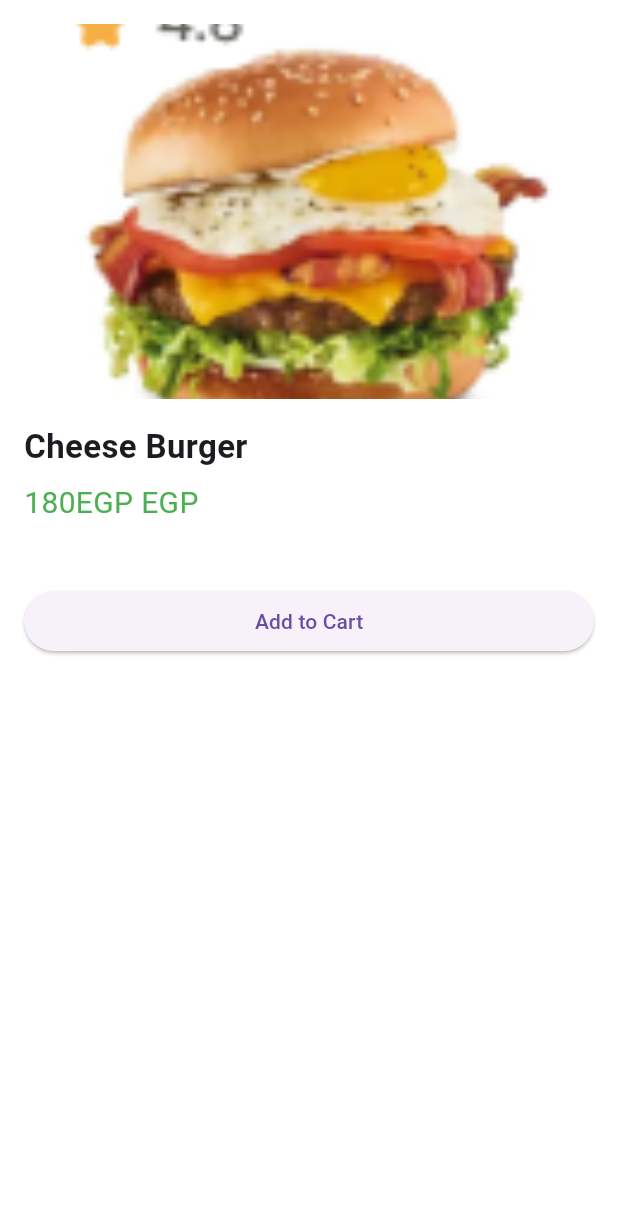
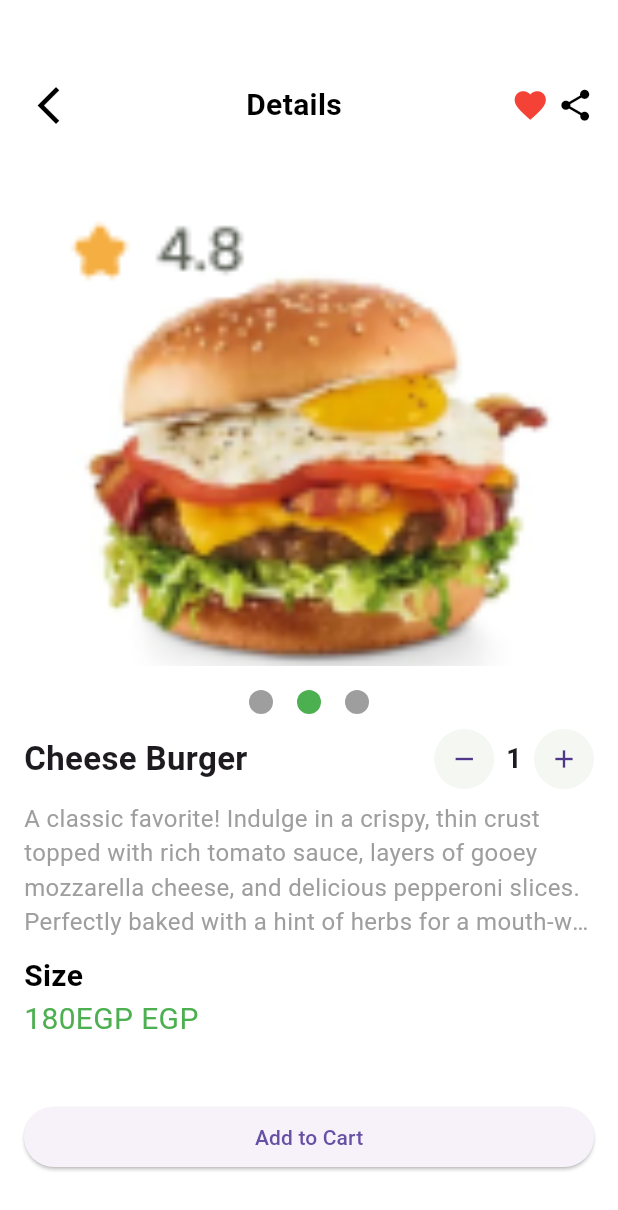
Before and after one commit to elshaarawy7/Zestora-App, a Flutter app: the ProductDetailsScreen screen opened directly with sample values from the repository, on a phone screen of 412 x 824 dp. Shown: the top 1210 px of the screen. Run offline on Flutter 3.47's test engine with Material 3 defaults, Android fonts, the light colour scheme and no system bars; our stand-ins replace go_router.

Commit message:
add widget quintity select

```diff
--- a/lib/futcher/ui/app/prodatct_detiles.dart
+++ b/lib/futcher/ui/app/prodatct_detiles.dart
@@ -1,5 +1,8 @@
 import 'package:flutter/material.dart';
+import 'package:go_router/go_router.dart';
+import 'package:zestora/core/utils/app_router.dart';
 import 'package:zestora/futcher/ui/model/prodact_model.dart';
+import 'package:zestora/futcher/ui/widgets/quintity_selector.dart';
 
 class ProductDetailsScreen extends StatelessWidget {
   final ProdactModel product;
@@ -9,30 +12,113 @@ class ProductDetailsScreen extends StatelessWidget {
   @override
   Widget build(BuildContext context) {
     return Scaffold(
-
       body: SingleChildScrollView(
         padding: const EdgeInsets.all(16),
         child: Column(
           crossAxisAlignment: CrossAxisAlignment.start,
           children: [
+            SizedBox(height: 30),
+
+            Row(
+              children: [
+                IconButton(
+                  onPressed: () {
+                    context.go(AppRouter.KHomePage);
+                  },
+                  icon: Icon(
+                    Icons.arrow_back_ios,
+                    size: 30,
+                    color: Colors.black,
+                  ),
+                ),
+
+                SizedBox(width: 100),
+
+                Text(
+                  "Details",
+                  style: TextStyle(
+                    color: Colors.black,
+                    fontSize: 20,
+                    fontWeight: FontWeight.bold,
+                  ),
+                ),
+
+                Spacer(),
+
+                Icon(Icons.favorite, color: Colors.red, size: 25),
+                SizedBox(width: 5),
+                Icon(Icons.share, size: 25, color: Colors.black),
+              ],
+            ),
+
+            SizedBox(height: 50),
             // صورة المنتج
             ClipRRect(
               borderRadius: BorderRadius.circular(16),
               child: Image.asset(
                 product.image,
-                height: 250,
+                height: 300,
                 width: double.infinity,
                 fit: BoxFit.cover,
               ),
             ),
             const SizedBox(height: 16),
 
-            // اسم المنتج
-            Text(
-              product.title,
-              style: const TextStyle(fontSize: 22, fontWeight: FontWeight.bold),
+            Row(
+              mainAxisAlignment: MainAxisAlignment.center,
+              children: List.generate(
+                3,
+                (index) => Padding(
+                  padding: const EdgeInsets.symmetric(horizontal: 8),
+                  child: CircleAvatar(
+                    radius: 8,
+                    backgroundColor: index == 1 ? Colors.green : Colors.grey,
+                  ),
+                ),
+              ),
             ),
+
+            SizedBox(height: 10),
+
+            Row(
+              mainAxisAlignment: MainAxisAlignment.spaceBetween,
+              children: [
+                Text(
+                  product.title,
+                  style: const TextStyle(
+                    fontSize: 22,
+                    fontWeight: FontWeight.bold,
+                  ),
+                ),
+                QuantitySelector(
+                  initialValue: 1,
+                  onChanged: (value) {
+                    print(" $value");
+                  },
+                ),
+              ],
+            ),
+
+
             const SizedBox(height: 8),
+
+            Text("A classic favorite! Indulge in a crispy, thin crust topped with rich tomato sauce, layers of gooey mozzarella cheese, and delicious pepperoni slices. Perfectly baked with a hint of herbs for a mouth-watering experience in every bite. Read more...",
+            style: TextStyle(
+              fontSize: 16 ,
+              fontWeight: FontWeight.w400 ,
+              color: Colors.grey ,
+            ),
+            overflow: TextOverflow.ellipsis,
+            maxLines: 4,
+            ) ,
+
+            SizedBox(height: 10,) ,
+
+            Text("Size" , style: TextStyle(
+              fontSize: 20 ,
+              fontWeight: FontWeight.bold ,
+              color: Colors.black ,
+            ),) ,
 
             // السعر
             Text(
@@ -42,8 +128,6 @@ class ProductDetailsScreen extends StatelessWidget {
             const SizedBox(height: 16),
 
             // وصف المنتج (ممكن تضيفه في الموديل)
-
-
             const SizedBox(height: 24),
 
             // زر الإضافة للسلة
@@ -55,7 +139,7 @@ class ProductDetailsScreen extends StatelessWidget {
                 },
                 child: const Text("Add to Cart"),
               ),
-            )
+            ),
           ],
         ),
       ),
--- /dev/null
+++ b/lib/futcher/ui/widgets/quintity_selector.dart
@@ -0,0 +1,80 @@
+import 'package:flutter/material.dart';
+
+class QuantitySelector extends StatefulWidget {
+  final int initialValue;
+  final ValueChanged<int>? onChanged;
+
+  const QuantitySelector({
+    super.key,
+    this.initialValue = 1,
+    this.onChanged,
+  });
+
+  @override
+  State<QuantitySelector> createState() => _QuantitySelectorState();
+}
+
+class _QuantitySelectorState extends State<QuantitySelector> {
+  late int quantity;
+
+  @override
+  void initState() {
+    super.initState();
+    quantity = widget.initialValue;
+  }
+
+  void _increment() {
+    setState(() {
+      quantity++;
+    });
+    widget.onChanged?.call(quantity);
+  }
+
+  void _decrement() {
+    if (quantity > 1) {
+      setState(() {
+        quantity--;
+      });
+      widget.onChanged?.call(quantity);
+    }
+  }
+
+  @override
+  Widget build(BuildContext context) {
+    return Row(
+      mainAxisAlignment: MainAxisAlignment.spaceBetween,
+      children: [
+
+
+        // زرار ناقص
+        CircleAvatar(
+          backgroundColor: const Color(0xffF4F7F2),
+          radius: 20,
+          child: IconButton(
+            onPressed: _decrement,
+            icon: const Icon(Icons.remove, size: 20),
+          ),
+        ),
+
+        // العدد
+        Padding(
+          padding: const EdgeInsets.symmetric(horizontal: 8),
+          child: Text(
+            "$quantity",
+            style: const TextStyle(fontSize: 18, fontWeight: FontWeight.bold),
+          ),
+        ),
+
+        // زرار زائد
+        CircleAvatar(
+          backgroundColor: const Color(0xffF4F7F2),
+          radius: 20,
+          child: IconButton(
+            onPressed: _increment,
+            icon: const Icon(Icons.add, size: 20),
+          ),
+        ),
+      ],
+    );
+  }
+}
```
